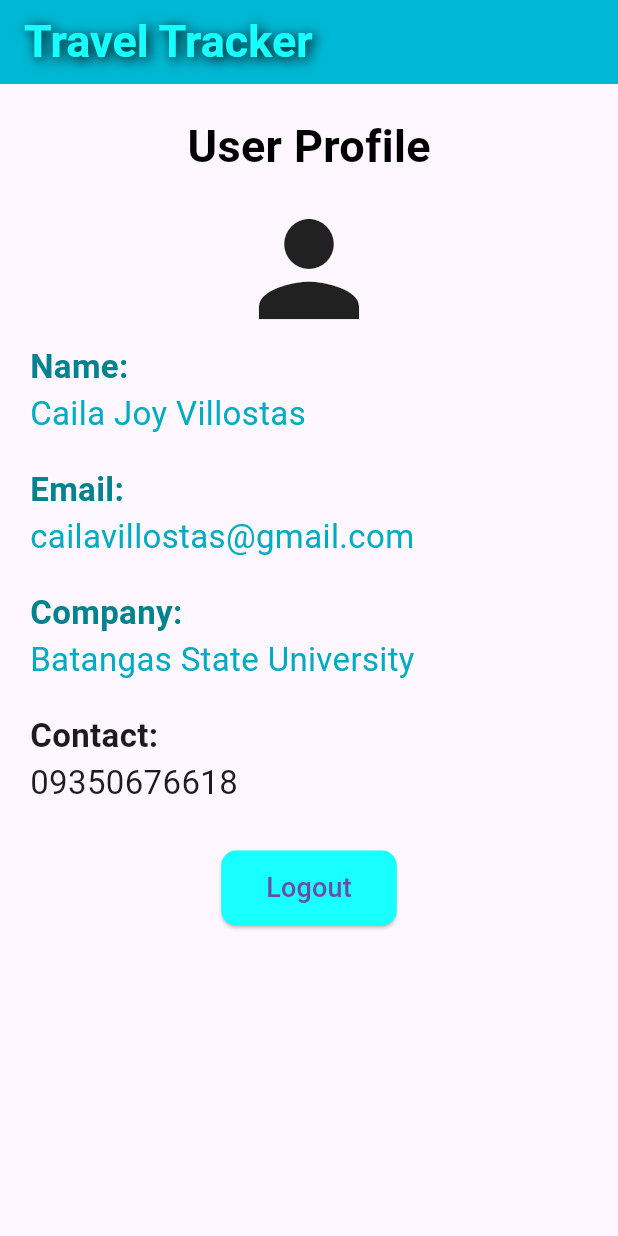
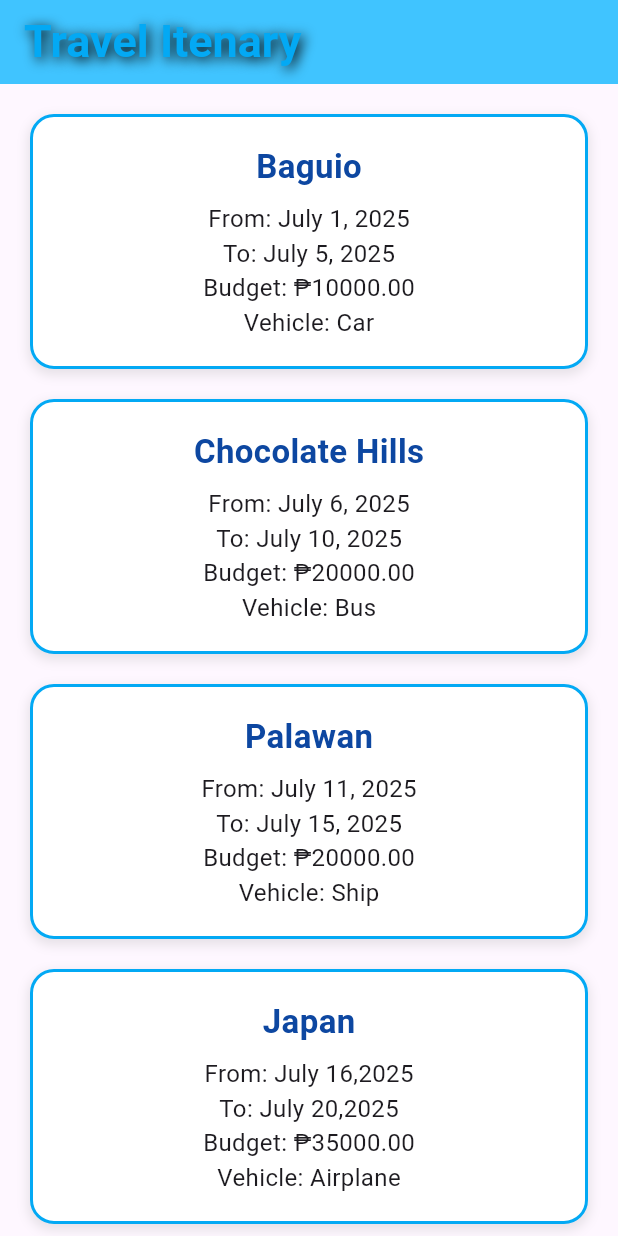
Before and after one commit to cailavillostas/traveltracker-app, a Flutter app: the screen it shows after launch, on a phone screen of 412 x 824 dp. Run offline on Flutter 3.47's test engine with Material 3 defaults, Android fonts, the phone set to English and light mode, and no system bars.

Commit message:
List items

```diff
--- a/lib/main.dart
+++ b/lib/main.dart
@@ -1,158 +1,9 @@
 import 'package:flutter/material.dart';
+import 'package:traveltracker_app/mypages/ListItems.dart';
+import 'package:traveltracker_app/mypages/dashboard.dart';
 
 void main() {
   runApp(MaterialApp(
-    home: Profile()
+    home: Listitems()
   ));
 }
-class Profile extends StatelessWidget {
-  const Profile ({super.key});
-
-  @override
-  Widget build(BuildContext context) {
-    return Scaffold(
-      backgroundColor: Colors.cyanAccent[50],
-      appBar: AppBar(
-        title: Text(
-          'Travel Tracker',
-          style: TextStyle(
-            fontSize: 30,
-            fontWeight: FontWeight.bold,
-            color: Colors.cyanAccent,
-            shadows: [
-              Shadow(
-                blurRadius: 10.0,
-                color: Colors.black,
-                offset: Offset(2.0, 2.0),
-              ),
-            ],
-          ),
-        ),
-        backgroundColor: Colors.cyanAccent[700],
-      ),
-      body: Padding(
-        padding: const EdgeInsets.all(20.0),
-        child: Column(
-          crossAxisAlignment: CrossAxisAlignment.start,
-          children: [
-            // "User Profile" Title
-            Center(
-              child: Column(
-                mainAxisAlignment: MainAxisAlignment.center,
-                crossAxisAlignment: CrossAxisAlignment.center,
-                children: [
-                  Text(
-                    'User Profile',
-                    style: TextStyle(
-                      fontSize: 30,
-                      fontWeight: FontWeight.bold,
-                      color: Colors.black,
-                    ),
-                  ),
-                  SizedBox(height: 10), // spacing between text and icon
-                  Icon(
-                    Icons.person,
-                    size: 100,
-                  ),
-                ],
-              ),
-            ),
-            // Name
-            Text(
-              'Name:',
-              style: TextStyle(
-                fontSize: 22,
-                fontWeight: FontWeight.bold,
-                color: Colors.cyan[800],
-              ),
-            ),
-            Text(
-              'Caila Joy Villostas',
-              style: TextStyle(
-                fontSize: 22,
-                color: Colors.cyan[600],
-              ),
-            ),
-            SizedBox(height: 20),
-
-            // Email
-            Text(
-              'Email:',
-              style: TextStyle(
-                fontSize: 22,
-                fontWeight: FontWeight.bold,
-                color: Colors.cyan[800],
-              ),
-            ),
-            Text(
-              'cailavillostas@gmail.com',
-              style: TextStyle(
-                fontSize: 22,
-                color: Colors.cyan[600],
-              ),
-            ),
-            SizedBox(height: 20),
-
-            // Company
-            Text(
-              'Company:',
-              style: TextStyle(
-                fontSize: 22,
-                fontWeight: FontWeight.bold,
-                color: Colors.cyan[800],
-              ),
-            ),
-            Text(
-              'Batangas State University',
-              style: TextStyle(
-                fontSize: 22,
-                color: Colors.cyan[600],
-              ),
-            ),
-            SizedBox(height: 20),
-
-            // Contact
-            Text(
-              'Contact:',
-              style: TextStyle(
-                fontSize: 22,
-                fontWeight: FontWeight.bold,
-                color: Colors.cyanAccent[800],
-              ),
-            ),
-            Text(
-              '09350676618',
-              style: TextStyle(
-                fontSize: 22,
-                color: Colors.cyanAccent[600],
-              ),
-            ),
-            SizedBox(height: 30),
-
-            // Logout Button
-            Center(
-              child: ElevatedButton(
-                onPressed: () {
-                  // Add logout logic here
-                  print("User logged out");
-                  // Navigator.pushReplacement(...) if navigating to login screen
-                },
-                style: ElevatedButton.styleFrom(
-                  backgroundColor: Colors.cyanAccent,
-                  padding: EdgeInsets.symmetric(horizontal: 30, vertical: 12),
-                  shape: RoundedRectangleBorder(
-                    borderRadius: BorderRadius.circular(10),
-                  ),
-                ),
-                child: Text(
-                  'Logout',
-                  style: TextStyle(fontSize: 18),
-                ),
-              ),
-            ),
-          ],
-        ),
-      ),
-    );
-  }
-}
--- /dev/null
+++ b/lib/mypages/ItemCard.dart
@@ -0,0 +1,56 @@
+import 'package:flutter/material.dart';
+import '../mypages/Travels.dart';
+
+class Itemcard extends StatelessWidget {
+  final Travels travels;
+
+  const Itemcard({Key? key, required this.travels}) : super(key: key);
+
+  @override
+  Widget build(BuildContext context) {
+    return Center(
+      child: Container(
+        height: 170, // ✅ Fixed taller height
+        margin: const EdgeInsets.symmetric(vertical: 10, horizontal: 20),
+        padding: const EdgeInsets.all(16),
+        width: double.infinity,
+        decoration: BoxDecoration(
+          color: Colors.white,
+          border: Border.all(
+            color: Colors.lightBlue,
+            width: 2,
+          ),
+          borderRadius: BorderRadius.circular(16),
+          boxShadow: [
+            BoxShadow(
+              color: Colors.grey.withOpacity(0.25),
+              spreadRadius: 1,
+              blurRadius: 6,
+              offset: Offset(0, 3),
+            ),
+          ],
+        ),
+        child: Column(
+          mainAxisAlignment: MainAxisAlignment.center, // ✅ Vertical center
+          crossAxisAlignment: CrossAxisAlignment.center, // ✅ Horizontal center
+          children: [
+          Text(
+          travels.destination,
+          style: TextStyle(
+            fontSize: 22,
+            fontWeight: FontWeight.bold,
+            color: Colors.blue[900],
+          ),
+        ),
+
+        SizedBox(height: 8),
+          Text('From: ${travels.startDate}', style: TextStyle(fontSize: 16)),
+          Text('To: ${travels.endDate}', style: TextStyle(fontSize: 16)),
+          Text('Budget: ₱${travels.budget.toStringAsFixed(2)}', style: TextStyle(fontSize: 16)),
+          Text('Vehicle: ${travels.vehicle}', style: TextStyle(fontSize: 16)),
+          ],
+        ),
+      ),
+    );
+  }
+}
--- /dev/null
+++ b/lib/mypages/ListItems.dart
@@ -0,0 +1,51 @@
+import 'package:flutter/material.dart';
+import 'package:traveltracker_app/mypages/ItemCard.dart';
+import 'Travels.dart';
+
+class Listitems extends StatefulWidget {
+  const Listitems({super.key});
+
+  @override
+  State<Listitems> createState() => _ListitemsState();
+}
+
+class _ListitemsState extends State<Listitems> {
+  List<Travels> travels = [
+    Travels(destination: 'Baguio', startDate: 'July 1, 2025', endDate: 'July 5, 2025', budget: 10000, vehicle: 'Car'),
+    Travels(destination: 'Chocolate Hills', startDate: 'July 6, 2025', endDate: 'July 10, 2025', budget: 20000, vehicle: 'Bus'),
+    Travels(destination: 'Palawan', startDate: 'July 11, 2025', endDate: 'July 15, 2025', budget: 20000, vehicle: 'Ship'),
+    Travels(destination: 'Japan', startDate: 'July 16,2025', endDate: 'July 20,2025', budget: 35000, vehicle: 'Airplane'),
+    Travels(destination: 'Boracay', startDate: 'July 21,2025', endDate: 'July 25,2025', budget: 15000, vehicle: 'Airplane'),
+  ];
+
+  @override
+  Widget build(BuildContext context) {
+    return Scaffold(
+      appBar: AppBar(
+        title: Text(
+          'Travel Itenary',
+          style: TextStyle(
+            fontSize: 30,
+            fontWeight: FontWeight.bold,
+            color: Colors.lightBlue,
+            shadows: [
+              Shadow(
+                blurRadius: 10.0,
+                color: Colors.black,
+                offset: Offset(2.0, 2.0),
+              ),
+            ],
+          ),
+        ),
+        backgroundColor: Colors.lightBlueAccent,
+      ),
+      body: ListView.builder(
+        padding: EdgeInsets.symmetric(vertical: 10),
+        itemCount: travels.length,
+        itemBuilder: (context, index) {
+          return Itemcard(travels: travels[index]);
+        },
+      ),
+    );
+  }
+}
--- /dev/null
+++ b/lib/mypages/Travels.dart
@@ -0,0 +1,15 @@
+class Travels{
+  String destination;
+  String startDate;
+  String endDate;
+  double budget;
+  String vehicle;
+
+  Travels({
+    required this. destination,
+    required this.startDate,
+    required this.endDate,
+    required this.budget,
+    required this.vehicle
+});
+}
```
Also changed, not shown: lib/mypages/dashboard.dart (added, +154 -0 lines).
